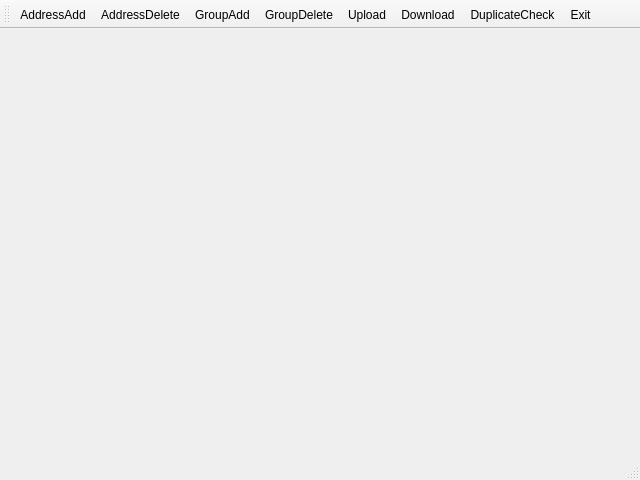
This is mainwindow.ui in LeeChiWon/AddressManagement as Qt 5 draws it before an edit. The edited form follows.
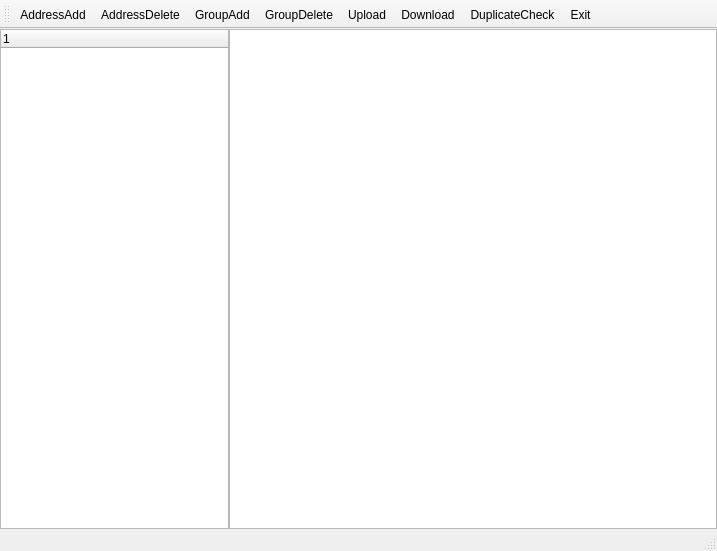
This is the edited form. Icons and pictures are not drawn.

```diff
--- a/mainwindow.ui
+++ b/mainwindow.ui
@@ -6,8 +6,8 @@
    <rect>
     <x>0</x>
     <y>0</y>
-    <width>640</width>
-    <height>480</height>
+    <width>717</width>
+    <height>551</height>
    </rect>
   </property>
   <property name="windowTitle">
@@ -17,7 +17,49 @@
    <iconset resource="addressmanagement.qrc">
     <normaloff>:/img/addressmanagement.png</normaloff>:/img/addressmanagement.png</iconset>
   </property>
-  <widget class="QWidget" name="centralWidget"/>
+  <widget class="QWidget" name="centralWidget">
+   <layout class="QGridLayout" name="gridLayout" columnstretch="1,2">
+    <property name="leftMargin">
+     <number>0</number>
+    </property>
+    <property name="topMargin">
+     <number>0</number>
+    </property>
+    <property name="rightMargin">
+     <number>0</number>
+    </property>
+    <property name="bottomMargin">
+     <number>0</number>
+    </property>
+    <property name="spacing">
+     <number>0</number>
+    </property>
+    <item row="0" column="0">
+     <widget class="QTreeWidget" name="treeWidget">
+      <property name="minimumSize">
+       <size>
+        <width>229</width>
+        <height>0</height>
+       </size>
+      </property>
+      <property name="maximumSize">
+       <size>
+        <width>229</width>
+        <height>16777215</height>
+       </size>
+      </property>
+      <column>
+       <property name="text">
+        <string notr="true">1</string>
+       </property>
+      </column>
+     </widget>
+    </item>
+    <item row="0" column="1">
+     <widget class="QTableWidget" name="tableWidget"/>
+    </item>
+   </layout>
+  </widget>
   <widget class="QToolBar" name="mainToolBar">
    <attribute name="toolBarArea">
     <enum>TopToolBarArea</enum>
```
Left out of the diff: 22 changed lines with no effect on the pictures.
